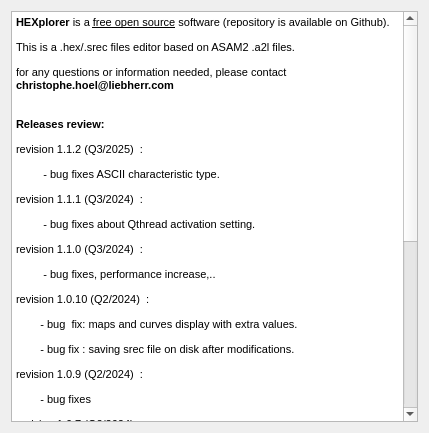
First picture: the form in installer/packages/com.adhoc2.hexplorer/meta/page.ui, repository adhoc2/HEXplorer, before the edit.
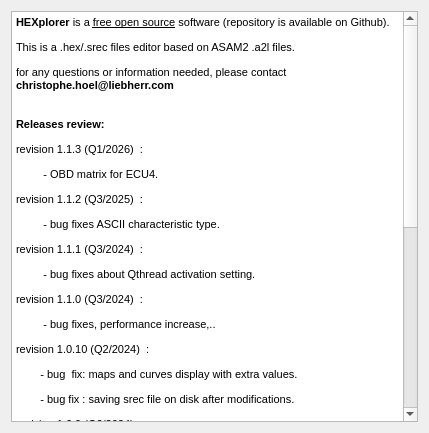
Second picture: the form after the edit.

The edit to the form file:
```diff
--- a/installer/packages/com.adhoc2.hexplorer/meta/page.ui
+++ b/installer/packages/com.adhoc2.hexplorer/meta/page.ui
@@ -28,6 +28,8 @@
 &lt;p style=&quot; margin-top:12px; margin-bottom:12px; margin-left:0px; margin-right:0px; -qt-block-indent:0; text-indent:0px;&quot;&gt;&lt;span style=&quot; font-family:'MS Shell Dlg 2'; font-size:8.25pt;&quot;&gt;This is a .hex/.srec files editor based on ASAM2 .a2l files.&lt;/span&gt;&lt;/p&gt;
 &lt;p style=&quot; margin-top:12px; margin-bottom:12px; margin-left:0px; margin-right:0px; -qt-block-indent:0; text-indent:0px;&quot;&gt;&lt;span style=&quot; font-family:'MS Shell Dlg 2'; font-size:8.25pt;&quot;&gt;for any questions or information needed, please contact &lt;/span&gt;&lt;span style=&quot; font-family:'MS Shell Dlg 2'; font-size:8.25pt; font-weight:600;&quot;&gt;christophe.hoel@liebherr.com&lt;/span&gt;&lt;span style=&quot; font-family:'MS Shell Dlg 2'; font-size:8.25pt;&quot;&gt;&lt;br /&gt;&lt;/span&gt;&lt;/p&gt;
 &lt;p style=&quot; margin-top:12px; margin-bottom:12px; margin-left:0px; margin-right:0px; -qt-block-indent:0; text-indent:0px;&quot;&gt;&lt;span style=&quot; font-family:'MS Shell Dlg 2'; font-size:8.25pt; font-weight:600;&quot;&gt;Releases review:&lt;/span&gt;&lt;/p&gt;
+&lt;p style=&quot; margin-top:12px; margin-bottom:12px; margin-left:0px; margin-right:0px; -qt-block-indent:0; text-indent:0px;&quot;&gt;&lt;span style=&quot; font-family:'MS Shell Dlg 2'; font-size:8pt;&quot;&gt;revision&lt;/span&gt;&lt;span style=&quot; font-family:'MS Shell Dlg 2'; font-size:8pt; color:#c0c0c0;&quot;&gt; &lt;/span&gt;&lt;span style=&quot; font-family:'MS Shell Dlg 2'; font-size:8pt; color:#000000;&quot;&gt;1.1.3&lt;/span&gt;&lt;span style=&quot; font-family:'MS Shell Dlg 2'; font-size:8pt; color:#c0c0c0;&quot;&gt; &lt;/span&gt;&lt;span style=&quot; font-family:'MS Shell Dlg 2'; font-size:8pt;&quot;&gt;(Q1/2026) &lt;/span&gt;&lt;span style=&quot; font-family:'MS Shell Dlg 2'; font-size:8pt; color:#c0c0c0;&quot;&gt; &lt;/span&gt;&lt;span style=&quot; font-family:'MS Shell Dlg 2'; font-size:8pt;&quot;&gt;:&lt;/span&gt;&lt;/p&gt;
+&lt;p style=&quot; margin-top:12px; margin-bottom:12px; margin-left:0px; margin-right:0px; -qt-block-indent:0; text-indent:0px;&quot;&gt;&lt;span style=&quot; font-family:'MS Shell Dlg 2'; font-size:8pt;&quot;&gt;         - OBD matrix for ECU4.&lt;/span&gt;&lt;/p&gt;
 &lt;p style=&quot; margin-top:12px; margin-bottom:12px; margin-left:0px; margin-right:0px; -qt-block-indent:0; text-indent:0px;&quot;&gt;&lt;span style=&quot; font-family:'MS Shell Dlg 2'; font-size:8pt;&quot;&gt;revision&lt;/span&gt;&lt;span style=&quot; font-family:'MS Shell Dlg 2'; font-size:8pt; color:#c0c0c0;&quot;&gt; &lt;/span&gt;&lt;span style=&quot; font-family:'MS Shell Dlg 2'; font-size:8pt; color:#000000;&quot;&gt;1.1.2&lt;/span&gt;&lt;span style=&quot; font-family:'MS Shell Dlg 2'; font-size:8pt; color:#c0c0c0;&quot;&gt; &lt;/span&gt;&lt;span style=&quot; font-family:'MS Shell Dlg 2'; font-size:8pt;&quot;&gt;(Q3/2025) &lt;/span&gt;&lt;span style=&quot; font-family:'MS Shell Dlg 2'; font-size:8pt; color:#c0c0c0;&quot;&gt; &lt;/span&gt;&lt;span style=&quot; font-family:'MS Shell Dlg 2'; font-size:8pt;&quot;&gt;:&lt;/span&gt;&lt;/p&gt;
 &lt;p style=&quot; margin-top:12px; margin-bottom:12px; margin-left:0px; margin-right:0px; -qt-block-indent:0; text-indent:0px;&quot;&gt;&lt;span style=&quot; font-family:'MS Shell Dlg 2'; font-size:8pt;&quot;&gt;         - bug fixes ASCII characteristic type.&lt;/span&gt;&lt;/p&gt;
 &lt;p style=&quot; margin-top:12px; margin-bottom:12px; margin-left:0px; margin-right:0px; -qt-block-indent:0; text-indent:0px;&quot;&gt;&lt;span style=&quot; font-family:'MS Shell Dlg 2'; font-size:8pt;&quot;&gt;revision&lt;/span&gt;&lt;span style=&quot; font-family:'MS Shell Dlg 2'; font-size:8pt; color:#c0c0c0;&quot;&gt; &lt;/span&gt;&lt;span style=&quot; font-family:'MS Shell Dlg 2'; font-size:8pt; color:#000000;&quot;&gt;1.1.1&lt;/span&gt;&lt;span style=&quot; font-family:'MS Shell Dlg 2'; font-size:8pt; color:#c0c0c0;&quot;&gt; &lt;/span&gt;&lt;span style=&quot; font-family:'MS Shell Dlg 2'; font-size:8pt;&quot;&gt;(Q3/2024) &lt;/span&gt;&lt;span style=&quot; font-family:'MS Shell Dlg 2'; font-size:8pt; color:#c0c0c0;&quot;&gt; &lt;/span&gt;&lt;span style=&quot; font-family:'MS Shell Dlg 2'; font-size:8pt;&quot;&gt;:&lt;/span&gt;&lt;/p&gt;
```
